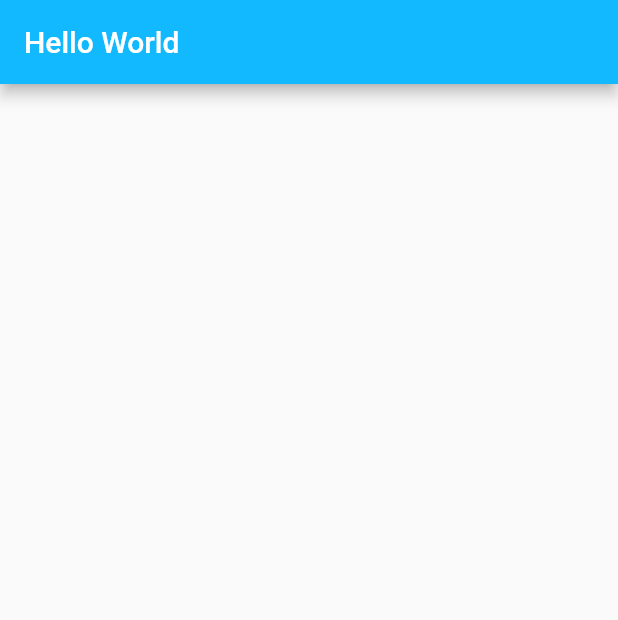
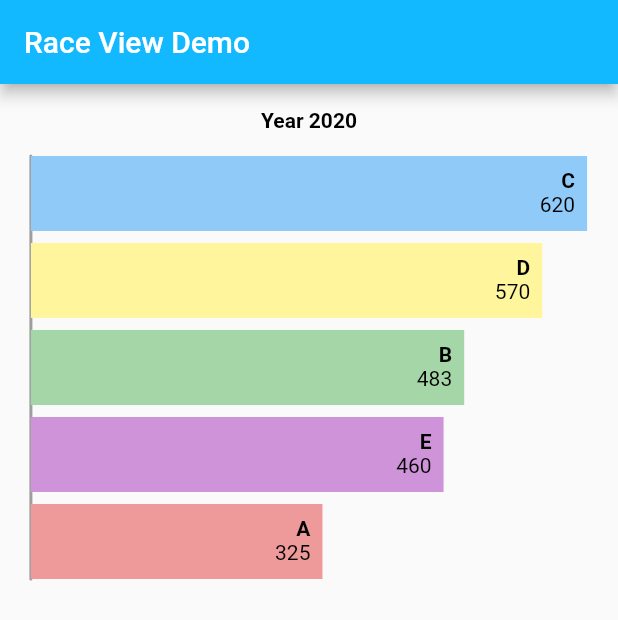
Before and after one commit to rohan20/flutter_race_view, a Flutter app: the screen it shows after launch, on a phone screen of 412 x 824 dp. Shown: the top 620 px of the screen. Run offline on Flutter 3.47's test engine with Material 2 defaults, Android fonts, the phone set to English and light mode, and no system bars.

Commit message:
add example to RaceViewDemoPage

```diff
--- a/example/lib/race_view_demo/view/race_view_demo_page.dart
+++ b/example/lib/race_view_demo/view/race_view_demo_page.dart
@@ -1,4 +1,5 @@
 import 'package:flutter/material.dart';
+import 'package:flutter_race_view/flutter_race_view.dart';
 
 class RaceViewDemoPage extends StatelessWidget {
   const RaceViewDemoPage({super.key});
@@ -15,8 +16,32 @@ class RaceViewDemoView extends StatelessWidget {
   @override
   Widget build(BuildContext context) {
     return Scaffold(
-      appBar: AppBar(title: const Text('Hello World')),
-      body: const SizedBox(),
+      appBar: AppBar(title: const Text('Race View Demo')),
+      body: Padding(
+        padding: const EdgeInsets.only(top: 16),
+        child: RaceView(
+          data: const [
+            [10, 20, 30, 40, 50],
+            [125, 135, 80, 70, 150],
+            [205, 173, 120, 370, 260],
+            [325, 483, 620, 570, 460],
+          ],
+          dataColumnNames: const ['A', 'B', 'C', 'D', 'E'],
+          dataColumnColors: [
+            Colors.red.shade200,
+            Colors.green.shade200,
+            Colors.blue.shade200,
+            Colors.yellow.shade200,
+            Colors.purple.shade200,
+          ],
+          dataRowNames: const [
+            'Year 2017',
+            'Year 2018',
+            'Year 2019',
+            'Year 2020',
+          ],
+        ),
+      ),
     );
   }
 }
```
